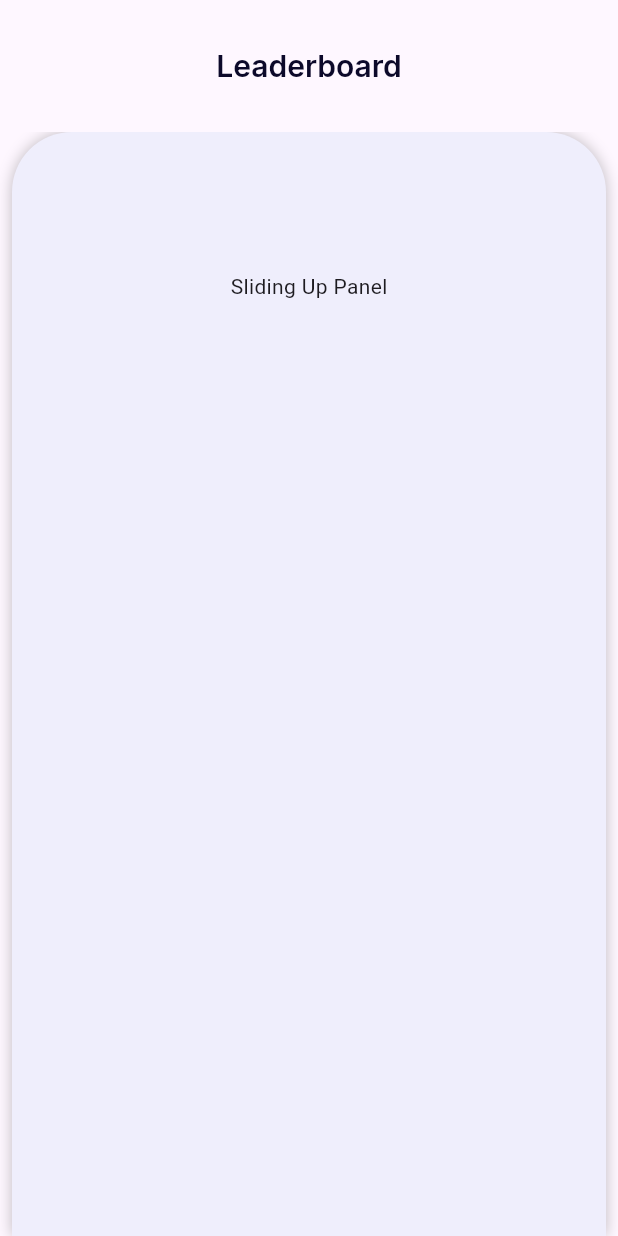
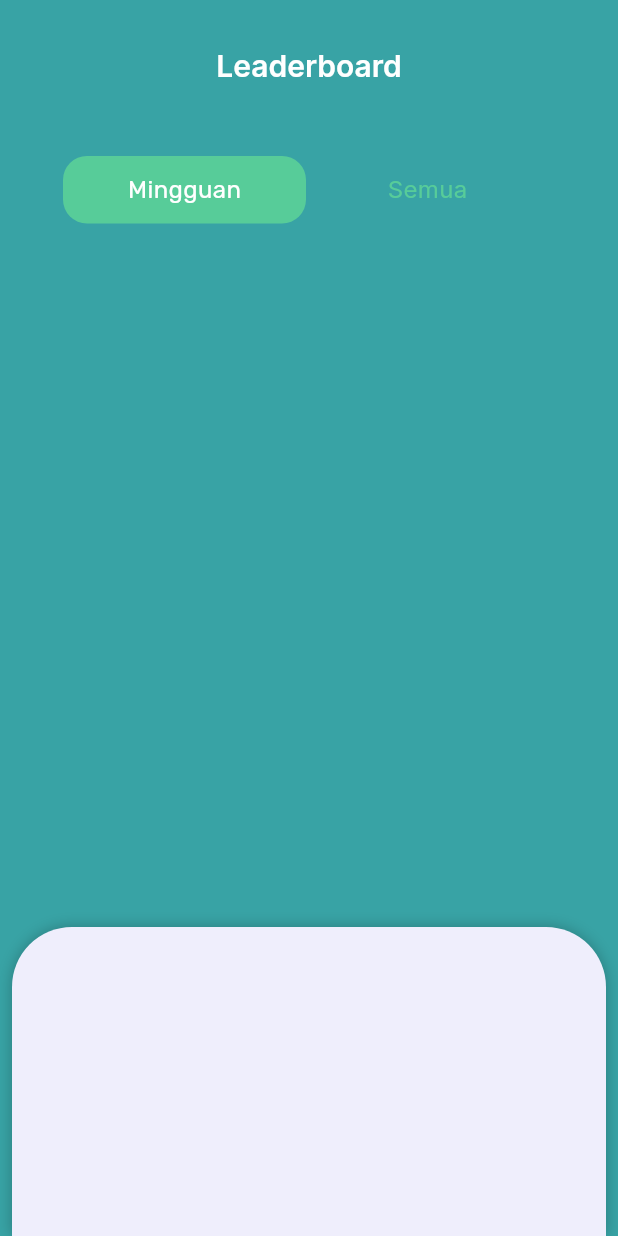
Before and after one commit to fuadadhim24/gamifiy_traceability_coffee, a Flutter app: the screen it shows after launch, on a phone screen of 412 x 824 dp. Run offline on Flutter 3.47's test engine with Material 3 defaults, Android fonts, the phone set to English and light mode, and no system bars; drawn by our look-alikes of sliding_up_panel; our stand-ins replace get, google_fonts.

```diff
--- a/lib/shared/theme.dart
+++ b/lib/shared/theme.dart
@@ -2,17 +2,26 @@ import 'package:flutter/material.dart';
 import 'package:google_fonts/google_fonts.dart';
 
 Color greenBackgroundColor = const Color(0xff38A3A5);
+Color greenLightColor = const Color(0xff57CC99);
 Color greyBackgroundColor = const Color(0xffEFEEFC);
 Color whiteBackgroundColor = const Color(0xffFFFFFF);
 Color txtBlackColor = const Color(0xff0C092A);
 Color txtGreyColor = const Color(0xff858494);
 
-TextStyle WhiteTextStyle = GoogleFonts.inter(
+TextStyle WhiteInterTextStyle = GoogleFonts.inter(
   color: whiteBackgroundColor,
 );
 
-TextStyle GreenTextStyle = GoogleFonts.inter(
-  color: greenBackgroundColor,
+TextStyle WhiteRubikTextStyle = GoogleFonts.rubik(
+  color: whiteBackgroundColor,
+);
+
+TextStyle GreenInterTextStyle = GoogleFonts.inter(
+  color: greenLightColor,
+);
+
+TextStyle GreenRubikTextStyle = GoogleFonts.inter(
+  color: greenLightColor,
 );
 
 TextStyle BlackTextStyle = GoogleFonts.inter(
--- a/lib/ui/pages/leaderboard_page.dart
+++ b/lib/ui/pages/leaderboard_page.dart
@@ -10,15 +10,26 @@ class LeaderboardPage extends StatefulWidget {
 }
 
 class _LeaderboardPageState extends State<LeaderboardPage> {
+  bool isMingguan = true;
+
+  void toggleCategorize() {
+    setState(() {
+      isMingguan = !isMingguan;
+    });
+  }
+
   @override
   Widget build(BuildContext context) {
     return Scaffold(
+      backgroundColor: greenBackgroundColor,
       appBar: AppBar(
         toolbarHeight: 88,
         centerTitle: true,
+        bottomOpacity: 0,
+        forceMaterialTransparency: true,
         title: Text(
           'Leaderboard',
-          style: BlackTextStyle.copyWith(
+          style: WhiteInterTextStyle.copyWith(
             fontWeight: semiBold,
             fontSize: 20,
           ),
@@ -31,8 +42,8 @@ class _LeaderboardPageState extends State<LeaderboardPage> {
           topLeft: Radius.circular(40),
           topRight: Radius.circular(40),
         ),
-        maxHeight: MediaQuery.of(context).size.height / 4,
-        minHeight: MediaQuery.of(context).size.height,
+        minHeight: MediaQuery.of(context).size.height / 4,
+        maxHeight: MediaQuery.of(context).size.height,
         panel: Container(
           child: buildSlidingUpPanel(),
         ),
@@ -51,8 +62,74 @@ class _LeaderboardPageState extends State<LeaderboardPage> {
 
   Widget buildBodyPage() {
     return Container(
-      child: Center(
-        child: Text('Body Page'),
+      decoration: BoxDecoration(
+        color: greenBackgroundColor,
+      ),
+      child: Column(
+        children: [
+          SizedBox(
+            height: 16,
+          ),
+          buildTopNavigationToggle(),
+        ],
+      ),
+    );
+  }
+
+  Widget buildTopNavigationToggle() {
+    return Container(
+      height: 45,
+      margin: EdgeInsets.symmetric(horizontal: 42),
+      child: Row(
+        children: [
+          InkWell(
+            onTap: toggleCategorize,
+            child: AnimatedContainer(
+              duration: Duration(milliseconds: 300),
+              width: MediaQuery.of(context).size.width / 2 - 44,
+              decoration: BoxDecoration(
+                color: isMingguan ? greenLightColor : greenBackgroundColor,
+                borderRadius: BorderRadius.circular(16),
+              ),
+              child: Center(
+                child: Text(
+                  'Mingguan',
+                  style: isMingguan
+                      ? WhiteRubikTextStyle.copyWith(
+                          fontSize: 16,
+                        )
+                      : GreenRubikTextStyle.copyWith(
+                          fontSize: 16,
+                        ),
+                ),
+              ),
+            ),
+          ),
+          SizedBox(height: 4,),
+          InkWell(
+            onTap: toggleCategorize,
+            child: AnimatedContainer(
+              duration: Duration(milliseconds: 300),
+              width: MediaQuery.of(context).size.width / 2 - 44,
+              decoration: BoxDecoration(
+                color: isMingguan ? greenBackgroundColor : greenLightColor,
+                borderRadius: BorderRadius.circular(16),
+              ),
+              child: Center(
+                child: Text(
+                  'Semua',
+                  style: isMingguan
+                      ? GreenRubikTextStyle.copyWith(
+                          fontSize: 16,
+                        )
+                      : WhiteRubikTextStyle.copyWith(
+                          fontSize: 16,
+                        ),
+                ),
+              ),
+            ),
+          ),
+        ],
       ),
     );
   }
```
